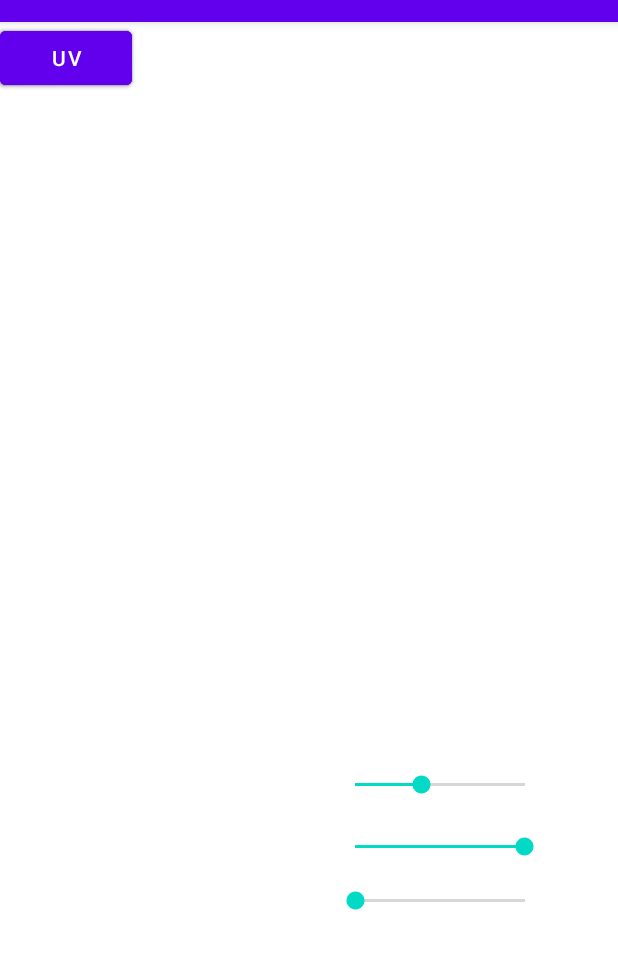
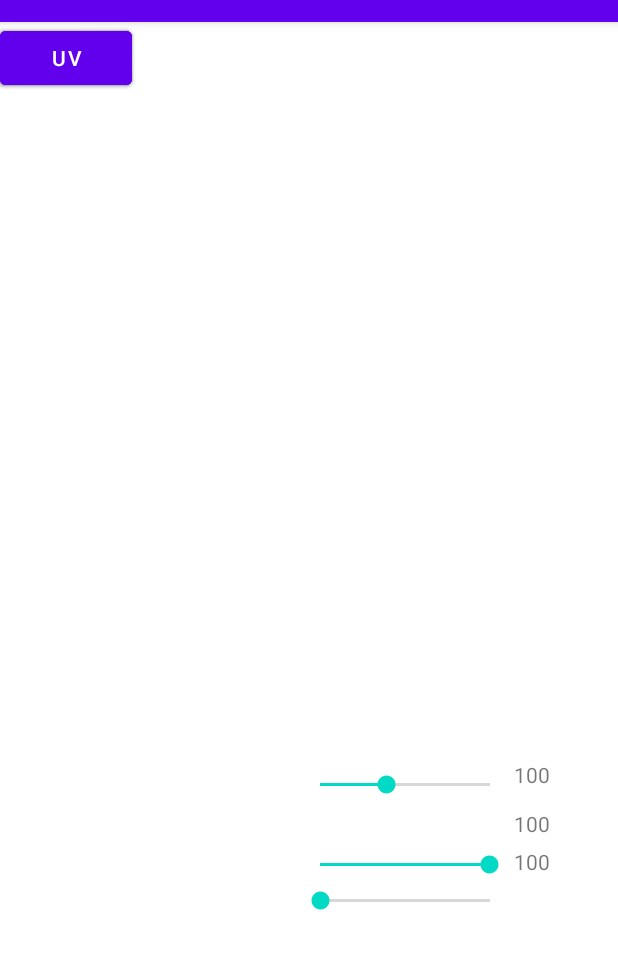
Before and after one commit to MarcusJak/Lampa2, an Android app: the screen it shows after launch (MainActivity), on a phone screen of 412 x 824 dp, the part 62-1031 px from its top. Run offline under Robolectric (Android 15) with nearby library versions, the phone set to English and light mode, and no system bars.

Commit message:
+ Nummer till RGBSliders

```diff
--- a/app/src/main/res/layout/activity_main.xml
+++ b/app/src/main/res/layout/activity_main.xml
@@ -46,7 +46,7 @@
         android:min="0"
         android:progress="100"
         app:layout_constraintBottom_toBottomOf="parent"
-        app:layout_constraintHorizontal_bias="0.827"
+        app:layout_constraintHorizontal_bias="0.74"
         app:layout_constraintLeft_toLeftOf="parent"
         app:layout_constraintRight_toRightOf="parent"
         app:layout_constraintTop_toTopOf="parent"
@@ -60,7 +60,7 @@
         android:max="255"
         android:min="0"
         app:layout_constraintBottom_toBottomOf="parent"
-        app:layout_constraintHorizontal_bias="0.827"
+        app:layout_constraintHorizontal_bias="0.74"
         app:layout_constraintLeft_toLeftOf="parent"
         app:layout_constraintRight_toRightOf="parent"
         app:layout_constraintTop_toTopOf="parent"
@@ -74,12 +74,46 @@
         android:min="0"
         android:progress="255"
         app:layout_constraintBottom_toBottomOf="parent"
-        app:layout_constraintHorizontal_bias="0.827"
+        app:layout_constraintHorizontal_bias="0.74"
         app:layout_constraintLeft_toLeftOf="parent"
         app:layout_constraintRight_toRightOf="parent"
         app:layout_constraintTop_toTopOf="parent"
-        app:layout_constraintVertical_bias="0.734"
+        app:layout_constraintVertical_bias="0.751" />
 
-        />
+    <TextView
+        android:id="@+id/redNumber"
+        android:layout_width="wrap_content"
+        android:layout_height="wrap_content"
+        android:text="100"
+        app:layout_constraintBottom_toBottomOf="parent"
+        app:layout_constraintHorizontal_bias="0.0"
+        app:layout_constraintLeft_toRightOf="@+id/redBar"
+        app:layout_constraintRight_toRightOf="parent"
+        app:layout_constraintTop_toTopOf="parent"
+        app:layout_constraintVertical_bias="0.657" />
+
+    <TextView
+        android:id="@+id/greenNumber"
+        android:layout_width="wrap_content"
+        android:layout_height="wrap_content"
+        android:text="100"
+        app:layout_constraintBottom_toBottomOf="parent"
+        app:layout_constraintHorizontal_bias="0.0"
+        app:layout_constraintLeft_toRightOf="@id/greenbar"
+        app:layout_constraintRight_toRightOf="parent"
+        app:layout_constraintTop_toTopOf="parent"
+        app:layout_constraintVertical_bias="0.701" />
+
+    <TextView
+        android:id="@+id/blueNumber"
+        android:layout_width="wrap_content"
+        android:layout_height="wrap_content"
+        android:text="100"
+        app:layout_constraintBottom_toBottomOf="parent"
+        app:layout_constraintHorizontal_bias="0.0"
+        app:layout_constraintLeft_toRightOf="@id/blueBar"
+        app:layout_constraintRight_toRightOf="parent"
+        app:layout_constraintTop_toTopOf="parent"
+        app:layout_constraintVertical_bias="0.735" />
 
 </androidx.constraintlayout.widget.ConstraintLayout>
```
